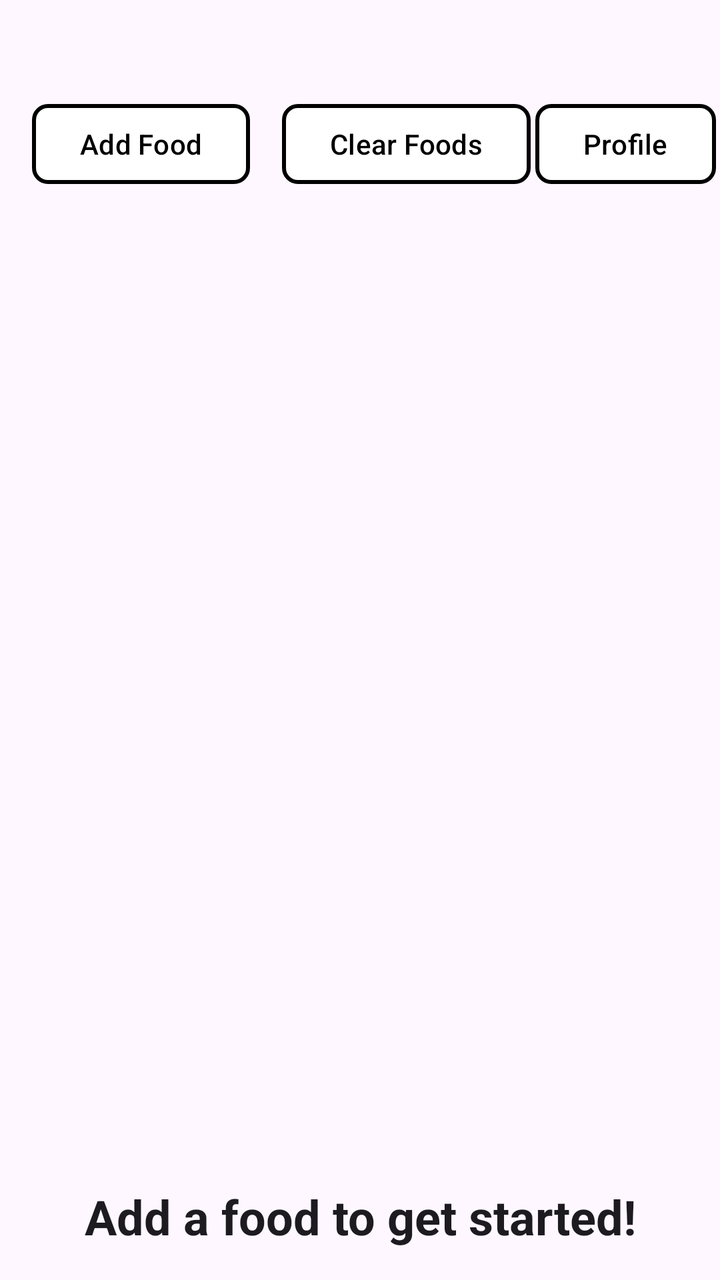
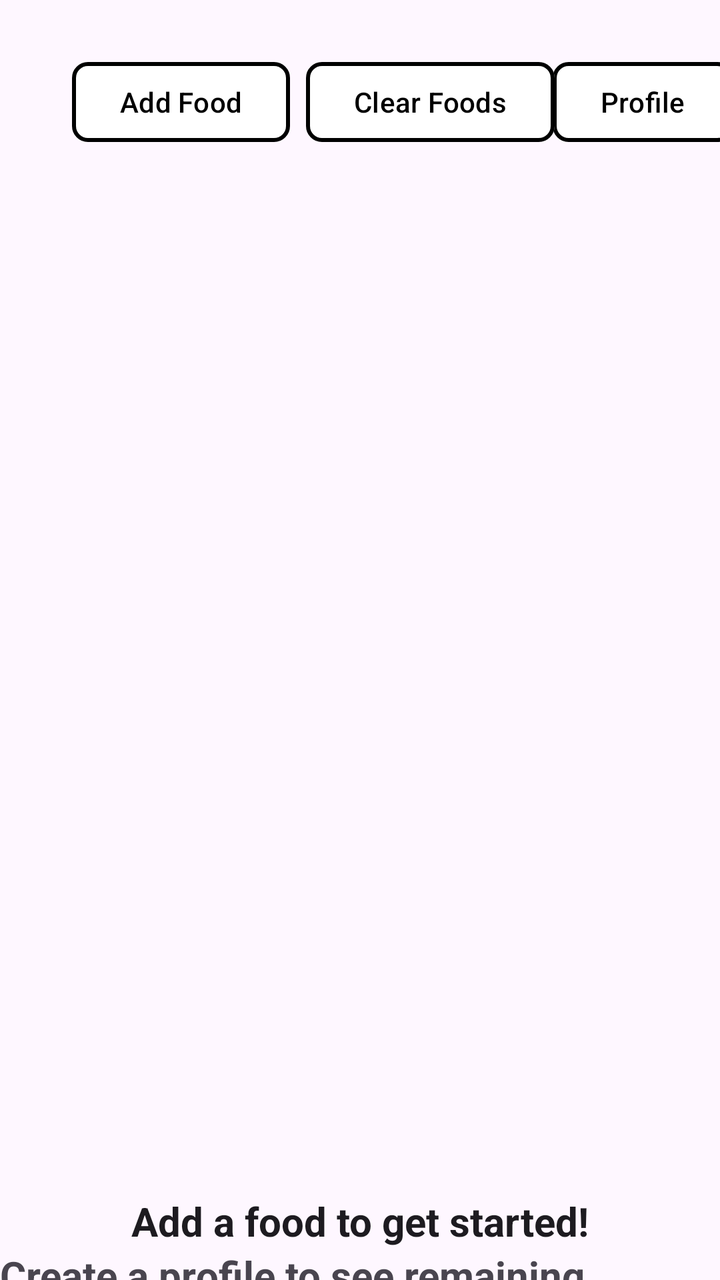

Two renders of the same Android screen: before a commit and after it. Below are the layout's source before the change and the commit's diff.
<!-- AndroidManifest.xml: application theme Theme.SimpleCalorieTracker -->
<!-- res/layout/activity_main.xml -->
<?xml version="1.0" encoding="utf-8"?>
<androidx.constraintlayout.widget.ConstraintLayout xmlns:android="http://schemas.android.com/apk/res/android"
    xmlns:app="http://schemas.android.com/apk/res-auto"
    xmlns:tools="http://schemas.android.com/tools"
    android:id="@+id/main"
    android:layout_width="match_parent"
    android:layout_height="match_parent"
    tools:context=".MainActivity">

    <com.google.android.material.button.MaterialButton
        android:id="@+id/profile"
        android:layout_width="wrap_content"
        android:layout_height="wrap_content"
        android:text="Profile"
        android:textColor="#000000"
        app:backgroundTint="@color/white"
        app:cornerRadius="8dp"
        app:layout_constraintBottom_toTopOf="@+id/food_list"
        app:layout_constraintEnd_toEndOf="parent"
        app:layout_constraintStart_toEndOf="@+id/clear_food"
        app:layout_constraintTop_toTopOf="parent"
        app:layout_constraintVertical_bias="1.0"
        app:strokeColor="@color/black"
        app:strokeWidth="2dp" />

    <com.google.android.material.button.MaterialButton
        android:id="@+id/clear_food"
        android:layout_width="wrap_content"
        android:layout_height="wrap_content"
        android:layout_marginStart="16dp"
        android:text="Clear Foods"
        android:textColor="#000000"
        app:backgroundTint="@color/white"
        app:cornerRadius="8dp"
        app:layout_constraintBottom_toTopOf="@+id/food_list"
        app:layout_constraintStart_toEndOf="@+id/add_food"
        app:layout_constraintTop_toTopOf="parent"
        app:layout_constraintVertical_bias="1.0"
        app:strokeColor="@color/black"
        app:strokeWidth="2dp" />

    <ListView
        android:id="@+id/food_list"
        android:layout_width="match_parent"
        android:layout_height="match_parent"
        android:layout_marginTop="96dp"
        android:layout_marginBottom="64dp"
        app:layout_constraintBottom_toBottomOf="parent"
        app:layout_constraintTop_toTopOf="parent"
        tools:layout_editor_absoluteX="0dp">

    </ListView>

    <TextView
        android:id="@+id/total_calories"
        android:layout_width="wrap_content"
        android:layout_height="wrap_content"
        android:text="Add a food to get started!"
        android:textAppearance="@style/TextAppearance.AppCompat.Large"
        android:textSize="24sp"
        android:textStyle="bold"
        app:layout_constraintBottom_toBottomOf="parent"
        app:layout_constraintEnd_toEndOf="parent"
        app:layout_constraintStart_toStartOf="parent"
        app:layout_constraintTop_toBottomOf="@+id/food_list" />

    <com.google.android.material.button.MaterialButton
        android:id="@+id/add_food"
        android:layout_width="wrap_content"
        android:layout_height="wrap_content"
        android:layout_marginStart="16dp"
        android:text="Add Food"
        android:textColor="#000000"
        app:backgroundTint="@color/white"
        app:cornerRadius="8dp"
        app:layout_constraintBottom_toTopOf="@+id/food_list"
        app:layout_constraintStart_toStartOf="parent"
        app:layout_constraintTop_toTopOf="parent"
        app:layout_constraintVertical_bias="1.0"
        app:strokeColor="@color/black"
        app:strokeWidth="2dp" />

</androidx.constraintlayout.widget.ConstraintLayout>
<!-- resources referenced by this layout -->
<resources>
  <color name="black">#FF000000</color>
  <color name="white">#FFFFFFFF</color>
  <style name="Theme.SimpleCalorieTracker" parent="Base.Theme.SimpleCalorieTracker" />
  <style name="Base.Theme.SimpleCalorieTracker" parent="Theme.Material3.DayNight.NoActionBar">
          
          
      </style>
</resources>

<!-- the commit's change to res/layout/activity_main.xml (unified diff, before → after) -->
@@ -17,6 +17,7 @@
         app:cornerRadius="8dp"
         app:layout_constraintBottom_toTopOf="@+id/food_list"
         app:layout_constraintEnd_toEndOf="parent"
+        app:layout_constraintHorizontal_bias="0.162"
         app:layout_constraintStart_toEndOf="@+id/clear_food"
         app:layout_constraintTop_toTopOf="parent"
         app:layout_constraintVertical_bias="1.0"
@@ -27,7 +28,7 @@
         android:id="@+id/clear_food"
         android:layout_width="wrap_content"
         android:layout_height="wrap_content"
-        android:layout_marginStart="16dp"
+        android:layout_marginStart="8dp"
         android:text="Clear Foods"
         android:textColor="#000000"
         app:backgroundTint="@color/white"
@@ -41,8 +42,8 @@
 
     <ListView
         android:id="@+id/food_list"
-        android:layout_width="match_parent"
-        android:layout_height="match_parent"
+        android:layout_width="411dp"
+        android:layout_height="522dp"
         android:layout_marginTop="96dp"
         android:layout_marginBottom="64dp"
         app:layout_constraintBottom_toBottomOf="parent"
@@ -57,18 +58,19 @@
         android:layout_height="wrap_content"
         android:text="Add a food to get started!"
         android:textAppearance="@style/TextAppearance.AppCompat.Large"
-        android:textSize="24sp"
+        android:textSize="20sp"
         android:textStyle="bold"
         app:layout_constraintBottom_toBottomOf="parent"
         app:layout_constraintEnd_toEndOf="parent"
         app:layout_constraintStart_toStartOf="parent"
-        app:layout_constraintTop_toBottomOf="@+id/food_list" />
+        app:layout_constraintTop_toBottomOf="@+id/food_list"
+        app:layout_constraintVertical_bias="0.0" />
 
     <com.google.android.material.button.MaterialButton
         android:id="@+id/add_food"
         android:layout_width="wrap_content"
         android:layout_height="wrap_content"
-        android:layout_marginStart="16dp"
+        android:layout_marginStart="36dp"
         android:text="Add Food"
         android:textColor="#000000"
         app:backgroundTint="@color/white"
@@ -80,4 +82,18 @@
         app:strokeColor="@color/black"
         app:strokeWidth="2dp" />
 
+    <TextView
+        android:id="@+id/remaining_calories"
+        android:layout_width="wrap_content"
+        android:layout_height="wrap_content"
+        android:text="Create a profile to see remaining calories!"
+        android:textSize="20sp"
+        android:textStyle="bold"
+        app:layout_constraintBottom_toBottomOf="parent"
+        app:layout_constraintEnd_toEndOf="parent"
+        app:layout_constraintHorizontal_bias="0.515"
+        app:layout_constraintStart_toStartOf="parent"
+        app:layout_constraintTop_toBottomOf="@+id/total_calories"
+        app:layout_constraintVertical_bias="0.0" />
+
 </androidx.constraintlayout.widget.ConstraintLayout>
